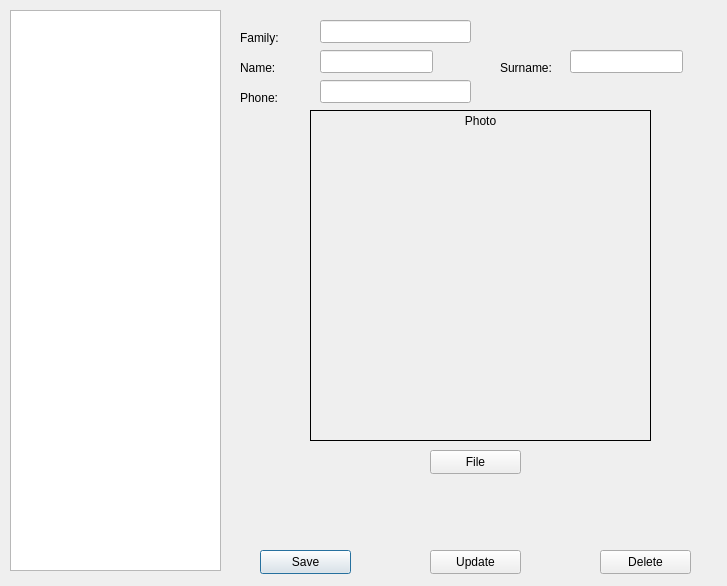
Qt form recordbook.ui (runtel/sip-phone) before a commit.
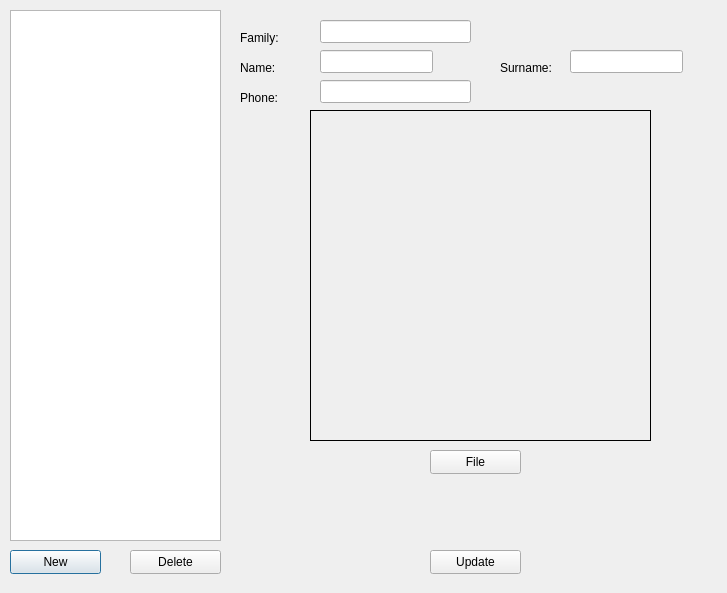
The same form after that commit.

Commit message: Интерфейс работы с записной книжкой

The edit to the form file:
```diff
--- a/recordbook.ui
+++ b/recordbook.ui
@@ -7,7 +7,7 @@
     <x>0</x>
     <y>0</y>
     <width>727</width>
-    <height>586</height>
+    <height>593</height>
    </rect>
   </property>
   <property name="windowTitle">
@@ -19,21 +19,21 @@
      <x>10</x>
      <y>10</y>
      <width>211</width>
-     <height>561</height>
+     <height>531</height>
     </rect>
    </property>
   </widget>
   <widget class="QPushButton" name="pushSave">
    <property name="geometry">
     <rect>
-     <x>260</x>
+     <x>10</x>
      <y>550</y>
      <width>91</width>
      <height>24</height>
     </rect>
    </property>
    <property name="text">
-    <string>Save</string>
+    <string>New</string>
    </property>
   </widget>
   <widget class="QPushButton" name="pushUpdate">
@@ -52,7 +52,7 @@
   <widget class="QPushButton" name="pushDelete">
    <property name="geometry">
     <rect>
-     <x>600</x>
+     <x>130</x>
      <y>550</y>
      <width>91</width>
      <height>24</height>
@@ -167,7 +167,7 @@
     <enum>QFrame::Box</enum>
    </property>
    <property name="text">
-    <string>Photo</string>
+    <string/>
    </property>
    <property name="textFormat">
     <enum>Qt::AutoText</enum>
```
Left out of the diff: 20 changed lines with no effect on the pictures.
